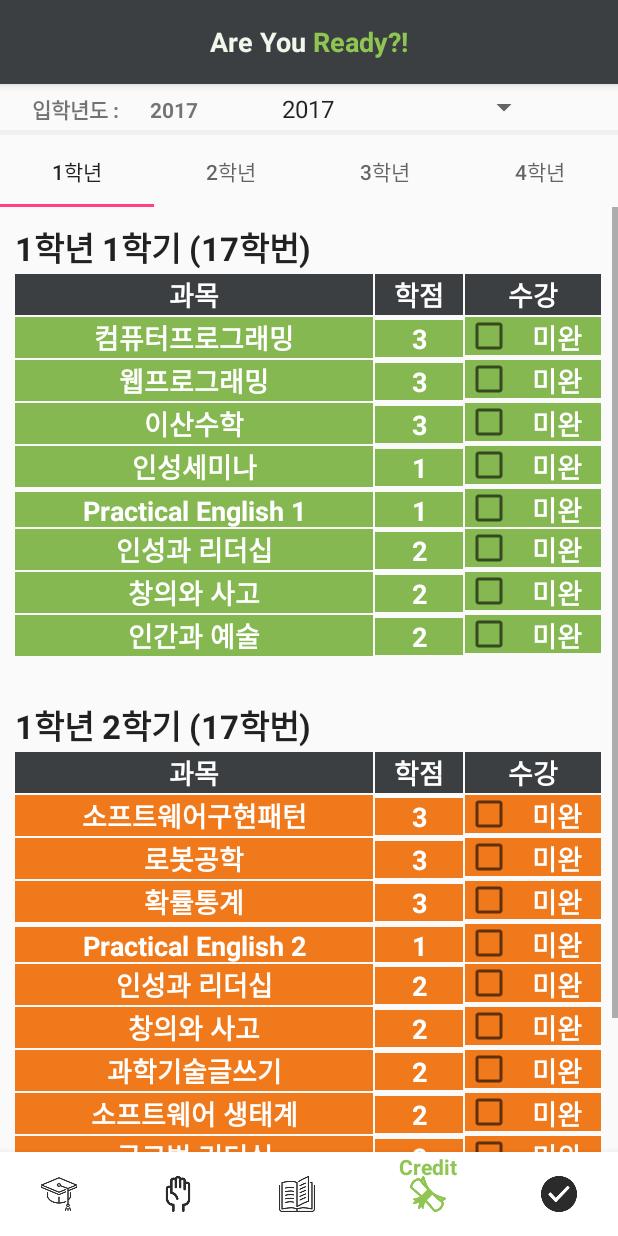
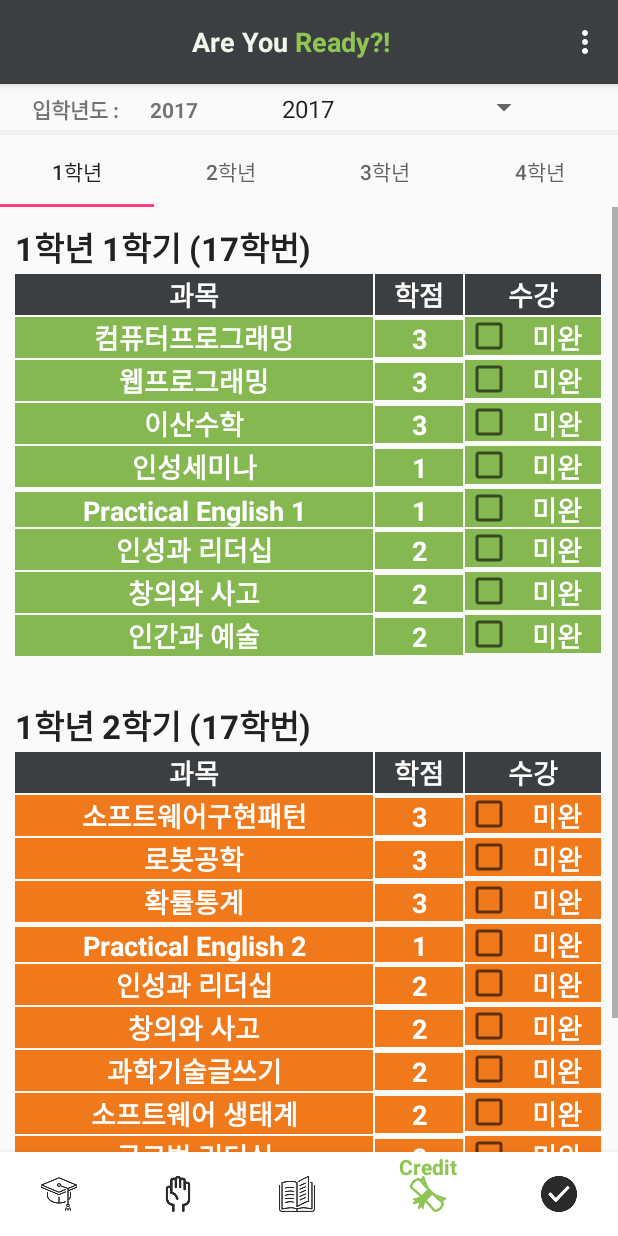
Before and after one commit to Jihyeon-Yoon/AreYouReady, an Android app: the screen it shows after launch (MainActivity), item 4 of the bottom bar chosen, on a phone screen of 412 x 824 dp. Run offline under Robolectric (Android 15) with nearby library versions, the phone set to English and light mode, and no system bars.

```diff
--- a/app/src/main/AndroidManifest.xml
+++ b/app/src/main/AndroidManifest.xml
@@ -45,7 +45,9 @@
         <activity android:name=".InfoVolunteerActivity" />
         <activity android:name=".VolunteerMapActivity" />
         <activity android:name=".MainActivity" />
-        <activity android:name=".LiberalArtsViewActivity"></activity>
+        <activity android:name=".LiberalArtsViewActivity" />
+        <activity android:name=".SiteActivity" />
+        <activity android:name=".CopyrightActivity"></activity>
     </application>
 
 </manifest>
--- a/app/src/main/java/com/example/yjh/areyouready/MainActivity.java
+++ b/app/src/main/java/com/example/yjh/areyouready/MainActivity.java
@@ -1,11 +1,13 @@
 package com.example.yjh.areyouready;
 
 import android.app.ActionBar;
+import android.content.Intent;
 import android.os.Bundle;
 import android.support.annotation.NonNull;
 import android.support.design.widget.BottomNavigationView;
 import android.support.v4.app.Fragment;
 import android.support.v7.app.AppCompatActivity;
+import android.view.Menu;
 import android.view.MenuItem;
 import android.widget.TextView;
 
@@ -70,10 +72,27 @@ public class MainActivity extends AppCompatActivity
         return loadFragment(fragment);
     }
 
-   /* // 메뉴(creidt page, 저작권, 오픈 소스 사용 등 표기)
+   // 메뉴(유용한 사이트, 저작권 정보)
     @Override
     public boolean onCreateOptionsMenu(Menu menu) {
-        getMenuInflater().inflate(R.menu)
+        getMenuInflater().inflate(R.menu.menu_main, menu);
+        return true;
+    }
+
+
+    /*@Override
+    public boolean onOptionsItemSelected(MenuItem item) {
+        int curId = item.getItemId();
+        Intent intent = new Intent(get)
+        switch(curId) {
+            case R.id.menu_site:
+                break;
+            case R.id.menu_copyright:
+                break;
+            default:
+                break;
+        }
+        return super.onOptionsItemSelected(item);
     }*/
 
 }
--- a/app/src/main/res/layout/activity_info_volunteer.xml
+++ b/app/src/main/res/layout/activity_info_volunteer.xml
@@ -49,10 +49,11 @@
 
                     <Button
                         android:id="@+id/btn_website"
-                        android:layout_width="wrap_content"
+                        android:layout_width="200dp"
                         android:layout_height="wrap_content"
-                        android:text="Website Link"
+                        android:text="웹사이트"
                         android:textSize="19dp"
+                        android:textStyle="bold"
                         android:textColor="#fdfdfd"
                         android:layout_margin="3dp"
                         android:layout_alignParentRight="true"
--- a/app/src/main/res/menu/menu_main.xml
+++ b/app/src/main/res/menu/menu_main.xml
@@ -1,8 +1,13 @@
 <?xml version="1.0" encoding="utf-8"?>
 <menu xmlns:android="http://schemas.android.com/apk/res/android"
     xmlns:app="http://schemas.android.com/apk/res-auto">
-    <item android:id="@+id/menu_credit_page"
-        android:title="attribution"
-        app:showAsAction="always"
-        />
+
+    <item android:id="@+id/menu_site"
+        android:title="유용한 사이트"
+        app:showAsAction="never" />
+
+    <item android:id="@+id/menu_copyright"
+        android:title="저작권 정보"
+        app:showAsAction="never" />
+
 </menu>
```
Also changed, not shown: app/src/main/java/com/example/yjh/areyouready/CopyrightActivity.java (added, +13 -0 lines), app/src/main/java/com/example/yjh/areyouready/SiteActivity.java (added, +13 -0 lines), app/src/main/res/layout/activity_copyright.xml (added, +9 -0 lines), app/src/main/res/layout/activity_site.xml (added, +9 -0 lines).
